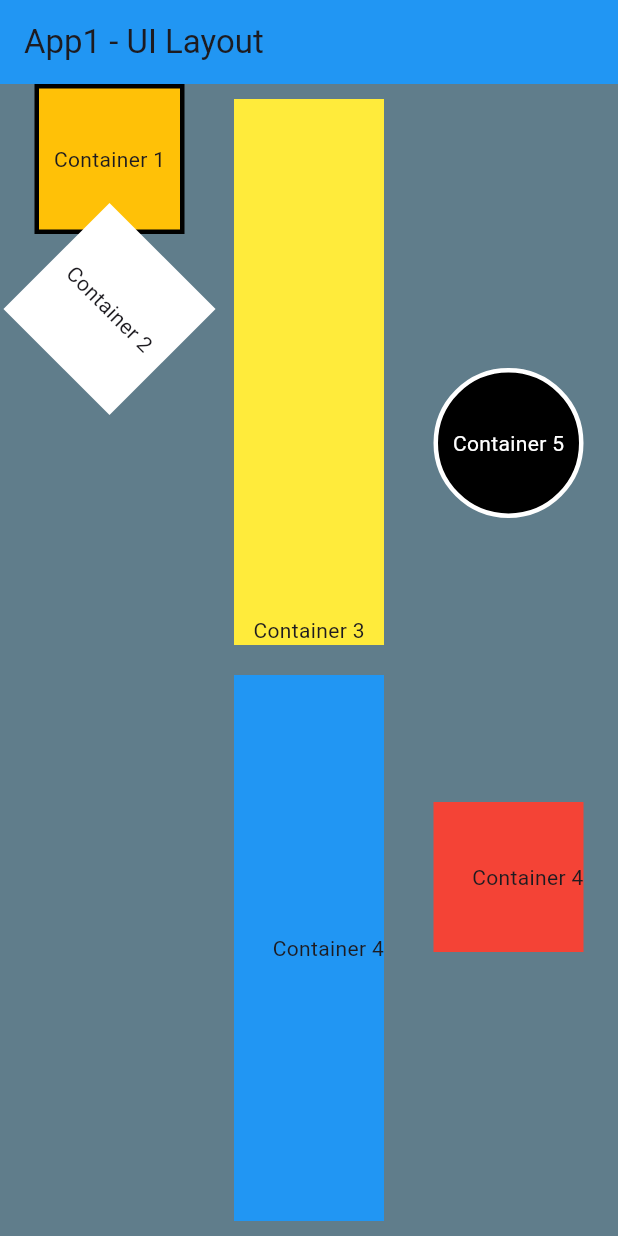
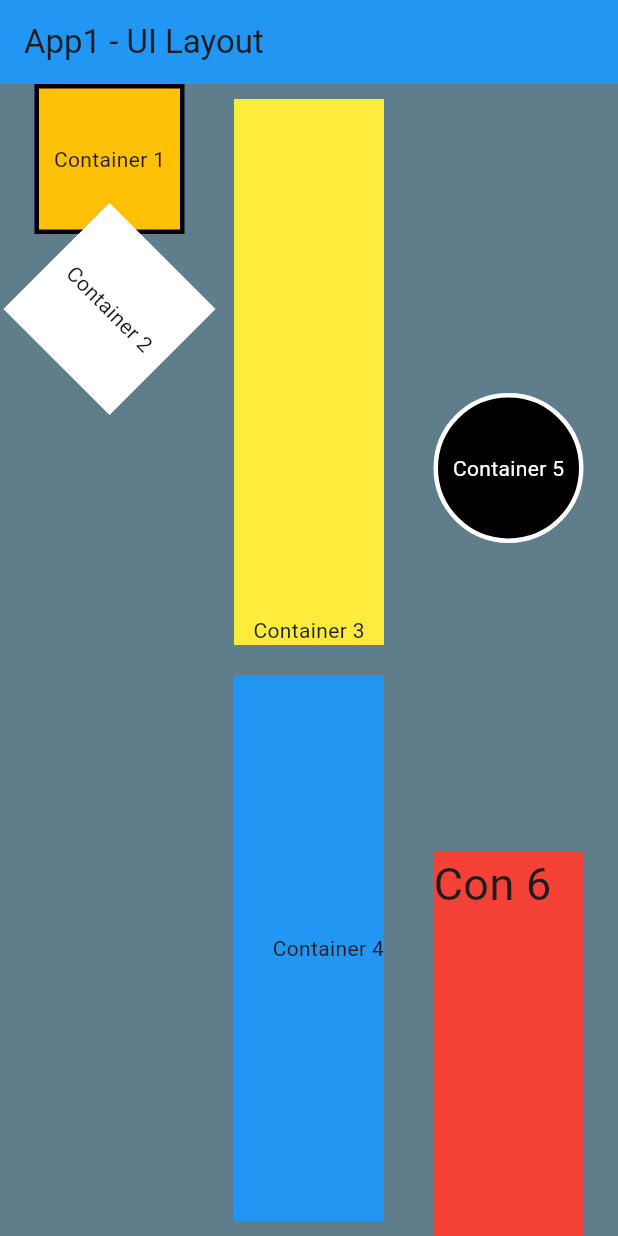
Before and after one commit to reo-duque/DMIT-2504-Assignment, a Flutter app: the screen it shows after launch, on a phone screen of 412 x 824 dp. Run offline on Flutter 3.47's test engine with Material 3 defaults, Android fonts, the phone set to English and light mode, and no system bars.

Commit message:
fixed third column

```diff
--- a/Assignment 1/assignment1_reoduque/lib/main.dart
+++ b/Assignment 1/assignment1_reoduque/lib/main.dart
@@ -93,9 +93,10 @@ class MyApp extends StatelessWidget {
               ],
             ),
             Column(
-              mainAxisAlignment: MainAxisAlignment.spaceEvenly,
               children: <Widget>[
-                Container(
+                Expanded(
+                  flex: 2,
+                  child: Container(
                     height: 100.0,
                     width: 100.0,
                     decoration: BoxDecoration(
@@ -112,13 +113,19 @@ class MyApp extends StatelessWidget {
                       ),
                     ),
                   ),
-                Container(
+                ),
+                Expanded(
+                  flex: 1,
+                  child: Container(
                     height: 100.0,
                     width: 100.0,
                     color: Colors.red,
-                  child: const Align(
-                    alignment: Alignment.centerRight,
-                    child: Text('Container 4'),
+                    child: const Text(
+                      'Con 6',
+                      style: TextStyle(
+                        fontSize: 30,
+                      ),
+                    ),
                   ),
                 ),
               ],
```
Lines whose indentation alone changed are shown as unchanged.
